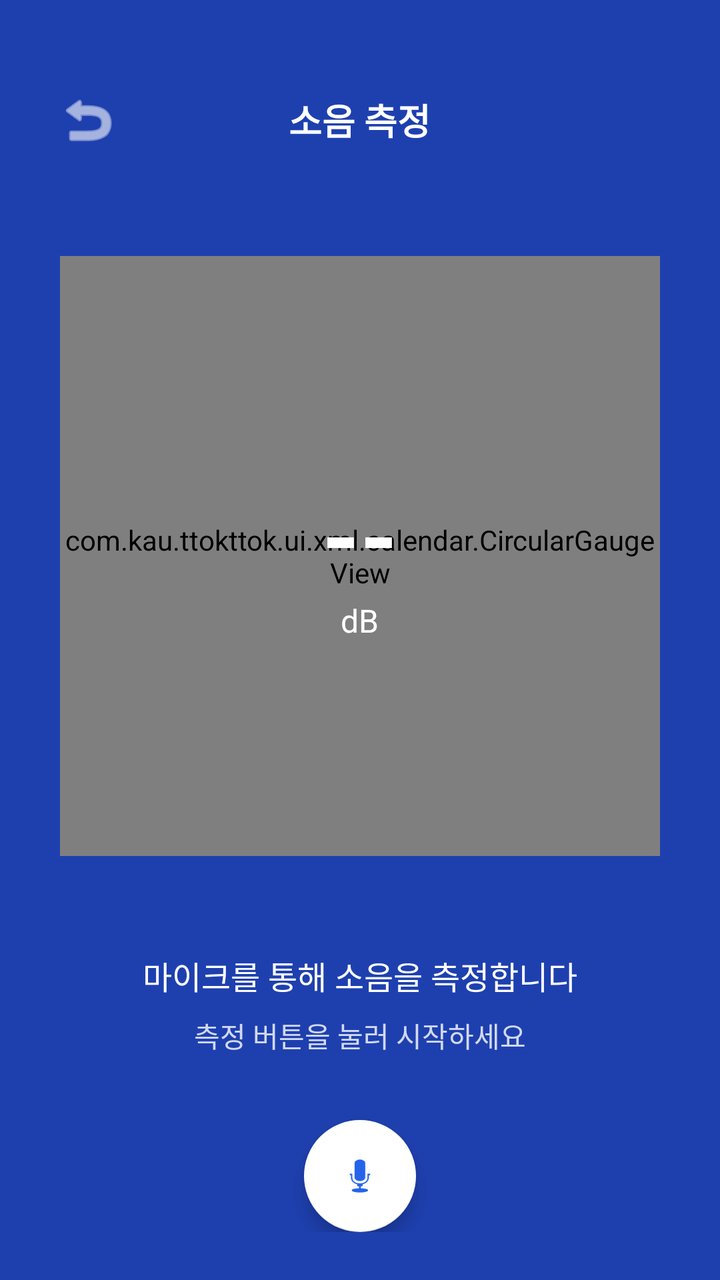
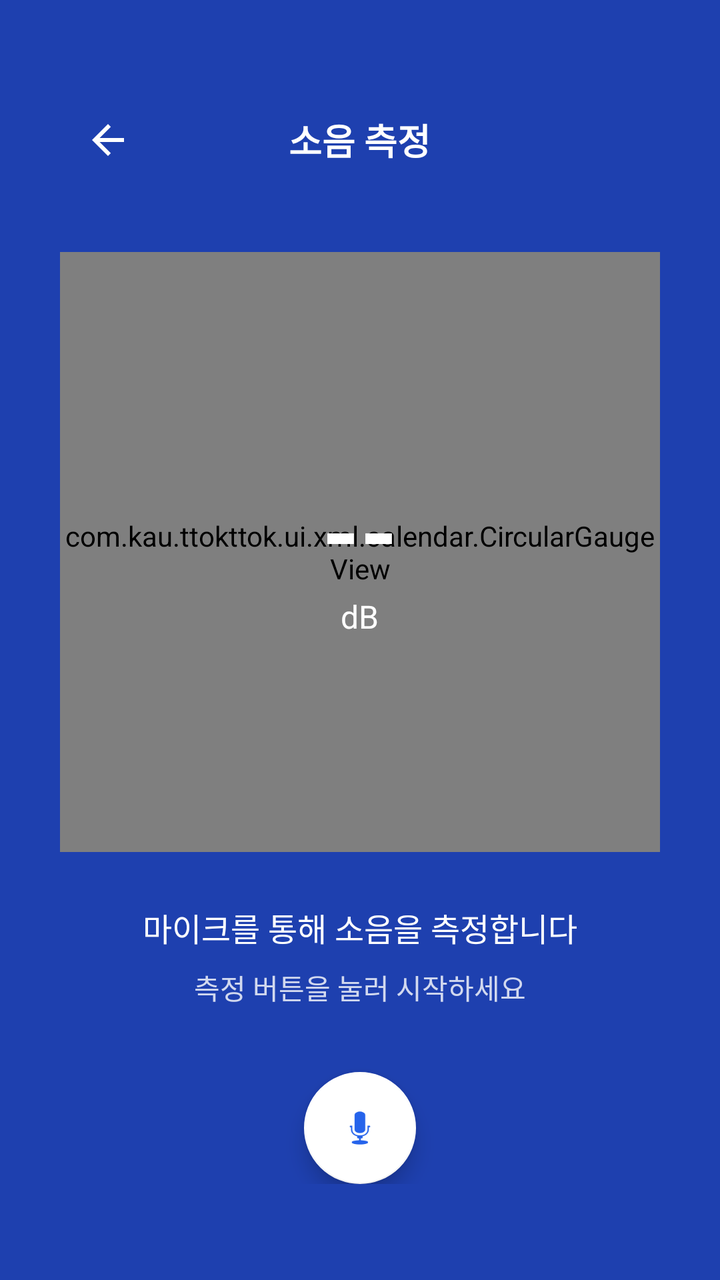

Screens rendered from an Android XML layout before and after an edit, with the pre-edit source and the edit as a unified diff.
<!-- AndroidManifest.xml: application theme Theme.Ttokttok -->
<!-- res/layout/fragment_noise_measurement.xml -->
<?xml version="1.0" encoding="utf-8"?>
<androidx.constraintlayout.widget.ConstraintLayout
    xmlns:android="http://schemas.android.com/apk/res/android"
    xmlns:app="http://schemas.android.com/apk/res-auto"
    android:layout_width="match_parent"
    android:layout_height="match_parent"
    android:background="#1e40af">

    
    <LinearLayout
        android:id="@+id/header"
        android:layout_width="0dp"
        android:layout_height="wrap_content"
        android:orientation="vertical"
        android:padding="24dp"
        app:layout_constraintEnd_toEndOf="parent"
        app:layout_constraintStart_toStartOf="parent"
        app:layout_constraintTop_toTopOf="parent">

        <RelativeLayout
            android:layout_width="match_parent"
            android:layout_height="wrap_content"
            android:layout_marginTop="16dp">

            
            <ImageButton
                android:id="@+id/btnBack"
                android:layout_width="40dp"
                android:layout_height="40dp"
                android:layout_alignParentStart="true"
                android:layout_centerVertical="true"
                android:background="?attr/selectableItemBackgroundBorderless"
                android:contentDescription="뒤로가기"
                android:src="@android:drawable/ic_menu_revert"
                app:tint="@android:color/white" />

            
            <TextView
                android:layout_width="wrap_content"
                android:layout_height="wrap_content"
                android:layout_centerInParent="true"
                android:text="소음 측정"
                android:textColor="@android:color/white"
                android:textSize="18sp"
                android:textStyle="bold" />

        </RelativeLayout>

    </LinearLayout>

    
    <FrameLayout
        android:id="@+id/gauge_container"
        android:layout_width="0dp"
        android:layout_height="0dp"
        app:layout_constraintBottom_toTopOf="@id/bottom_panel"
        app:layout_constraintEnd_toEndOf="parent"
        app:layout_constraintStart_toStartOf="parent"
        app:layout_constraintTop_toBottomOf="@id/header">

        
        <View
            android:layout_width="280dp"
            android:layout_height="280dp"
            android:layout_gravity="center"
            android:background="@drawable/bg_circle_large" />

        
        <com.kau.ttokttok.ui.xml.calendar.CircularGaugeView
            android:id="@+id/circularGauge"
            android:layout_width="300dp"
            android:layout_height="300dp"
            android:layout_gravity="center" />

        <LinearLayout
            android:layout_width="wrap_content"
            android:layout_height="wrap_content"
            android:layout_gravity="center"
            android:gravity="center"
            android:orientation="vertical">

            <TextView
                android:id="@+id/tvCurrentDb"
                android:layout_width="wrap_content"
                android:layout_height="wrap_content"
                android:text="--"
                android:textColor="@android:color/white"
                android:textSize="48sp"
                android:textStyle="bold" />

            <TextView
                android:layout_width="wrap_content"
                android:layout_height="wrap_content"
                android:text="dB"
                android:textColor="@android:color/white"
                android:textSize="16sp" />

        </LinearLayout>

    </FrameLayout>

    
    <LinearLayout
        android:id="@+id/bottom_panel"
        android:layout_width="0dp"
        android:layout_height="wrap_content"
        android:orientation="vertical"
        android:padding="24dp"
        android:gravity="center"
        app:layout_constraintBottom_toBottomOf="parent"
        app:layout_constraintEnd_toEndOf="parent"
        app:layout_constraintStart_toStartOf="parent">

        
        <TextView
            android:layout_width="wrap_content"
            android:layout_height="wrap_content"
            android:text="마이크를 통해 소음을 측정합니다"
            android:textColor="@android:color/white"
            android:textSize="16sp"
            android:gravity="center"
            android:layout_marginBottom="8dp" />

        <TextView
            android:id="@+id/tvSubtitle"
            android:layout_width="wrap_content"
            android:layout_height="wrap_content"
            android:text="측정 버튼을 눌러 시작하세요"
            android:textColor="@android:color/white"
            android:textSize="14sp"
            android:alpha="0.8"
            android:gravity="center"
            android:layout_marginBottom="32dp" />

        
        <com.google.android.material.floatingactionbutton.FloatingActionButton
            android:id="@+id/btnControl"
            android:layout_width="wrap_content"
            android:layout_height="wrap_content"
            android:src="@android:drawable/ic_btn_speak_now"
            app:backgroundTint="@android:color/white"
            app:tint="@color/colorPrimary"
            app:fabSize="normal"
            android:contentDescription="측정 시작" />

        
        <LinearLayout
            android:id="@+id/stats_container"
            android:layout_width="match_parent"
            android:layout_height="wrap_content"
            android:layout_marginTop="32dp"
            android:baselineAligned="false"
            android:orientation="horizontal"
            android:weightSum="3"
            android:visibility="gone">

            <LinearLayout
                android:layout_width="0dp"
                android:layout_height="wrap_content"
                android:layout_weight="1"
                android:gravity="center"
                android:orientation="vertical">

                <TextView
                    android:layout_width="wrap_content"
                    android:layout_height="wrap_content"
                    android:text="최대"
                    android:textColor="@android:color/white"
                    android:textSize="12sp"
                    android:alpha="0.8" />

                <TextView
                    android:id="@+id/tvMaxDb"
                    android:layout_width="wrap_content"
                    android:layout_height="wrap_content"
                    android:text="0dB"
                    android:textColor="@android:color/white"
                    android:textSize="14sp"
                    android:textStyle="bold" />

            </LinearLayout>

            <LinearLayout
                android:layout_width="0dp"
                android:layout_height="wrap_content"
                android:layout_weight="1"
                android:gravity="center"
                android:orientation="vertical">

                <TextView
                    android:layout_width="wrap_content"
                    android:layout_height="wrap_content"
                    android:text="평균"
                    android:textColor="@android:color/white"
                    android:textSize="12sp"
                    android:alpha="0.8" />

                <TextView
                    android:id="@+id/tvAvgDb"
                    android:layout_width="wrap_content"
                    android:layout_height="wrap_content"
                    android:text="0dB"
                    android:textColor="@android:color/white"
                    android:textSize="14sp"
                    android:textStyle="bold" />

            </LinearLayout>

            <LinearLayout
                android:layout_width="0dp"
                android:layout_height="wrap_content"
                android:layout_weight="1"
                android:gravity="center"
                android:orientation="vertical">

                <TextView
                    android:layout_width="wrap_content"
                    android:layout_height="wrap_content"
                    android:text="시간"
                    android:textColor="@android:color/white"
                    android:textSize="12sp"
                    android:alpha="0.8" />

                <TextView
                    android:id="@+id/tvDuration"
                    android:layout_width="wrap_content"
                    android:layout_height="wrap_content"
                    android:text="00:00"
                    android:textColor="@android:color/white"
                    android:textSize="14sp"
                    android:textStyle="bold" />

            </LinearLayout>

        </LinearLayout>

        
        <LinearLayout
            android:id="@+id/recording_actions_container"
            android:layout_width="wrap_content"
            android:layout_height="wrap_content"
            android:layout_marginTop="16dp"
            android:orientation="horizontal"
            android:gravity="center"
            android:visibility="gone">

            
            <com.google.android.material.button.MaterialButton
                android:id="@+id/btnPlayRecording"
                android:layout_width="wrap_content"
                android:layout_height="wrap_content"
                android:layout_marginEnd="8dp"
                android:text="녹음 재생"
                android:textColor="@color/colorPrimary"
                app:icon="@android:drawable/ic_media_play"
                app:iconTint="@color/colorPrimary"
                app:backgroundTint="@android:color/white"
                app:cornerRadius="24dp"
                android:contentDescription="녹음 파일 재생" />

            
            <com.google.android.material.button.MaterialButton
                android:id="@+id/btnComplete"
                android:layout_width="wrap_content"
                android:layout_height="wrap_content"
                android:layout_marginStart="8dp"
                android:text="측정 완료"
                android:textColor="@android:color/white"
                app:icon="@android:drawable/ic_menu_send"
                app:iconTint="@android:color/white"
                app:backgroundTint="@color/colorPrimary"
                app:cornerRadius="24dp"
                android:contentDescription="측정 완료하고 일기 작성" />

        </LinearLayout>

    </LinearLayout>

</androidx.constraintlayout.widget.ConstraintLayout>
<!-- resources referenced by this layout -->
<resources>
  <color name="colorPrimary">#2563eb</color>
  <!-- drawable bg_circle_large (drawable) -->
  <?xml version="1.0" encoding="utf-8"?>
  <shape xmlns:android="http://schemas.android.com/apk/res/android" android:shape="oval">
      <solid android:color="#4080ED" />
      <size android:width="280dp" android:height="280dp" />
  </shape>
  <style name="Theme.Ttokttok" parent="Theme.MaterialComponents.DayNight.NoActionBar">
          
          <item name="colorPrimary">@color/colorPrimary</item>
          <item name="colorPrimaryVariant">#1e40af</item>
          <item name="colorOnPrimary">@color/white</item>
          
          <item name="colorSecondary">@color/teal_200</item>
          <item name="colorSecondaryVariant">@color/teal_700</item>
          <item name="colorOnSecondary">@color/black</item>
          
          <item name="android:statusBarColor">#1e40af</item>
      </style>
  <color name="white">#FFFFFFFF</color>
  <color name="teal_200">#FF03DAC5</color>
  <color name="teal_700">#FF018786</color>
  <color name="black">#FF000000</color>
</resources>

<!-- the commit's change to res/layout/fragment_noise_measurement.xml (unified diff, before → after) -->
@@ -25,13 +25,13 @@
             
             <ImageButton
                 android:id="@+id/btnBack"
-                android:layout_width="40dp"
-                android:layout_height="40dp"
+                android:layout_width="60dp"
+                android:layout_height="60dp"
                 android:layout_alignParentStart="true"
                 android:layout_centerVertical="true"
                 android:background="?attr/selectableItemBackgroundBorderless"
                 android:contentDescription="뒤로가기"
-                android:src="@android:drawable/ic_menu_revert"
+                android:src="@drawable/ic_arrow_left"
                 app:tint="@android:color/white" />
 
             
@@ -105,7 +105,10 @@
         android:layout_width="0dp"
         android:layout_height="wrap_content"
         android:orientation="vertical"
-        android:padding="24dp"
+        android:paddingStart="24dp"
+        android:paddingTop="24dp"
+        android:paddingEnd="24dp"
+        android:paddingBottom="48dp"
         android:gravity="center"
         app:layout_constraintBottom_toBottomOf="parent"
         app:layout_constraintEnd_toEndOf="parent"
<!-- resource entries referenced after the edit -->
@@ -7,6 +7,12 @@
       <solid android:color="#4080ED" />
       <size android:width="280dp" android:height="280dp" />
   </shape>
+  <!-- drawable ic_arrow_left (drawable) -->
+  <vector xmlns:android="http://schemas.android.com/apk/res/android" android:autoMirrored="true" android:height="24dp" android:tint="#000000" android:viewportHeight="24" android:viewportWidth="24" android:width="24dp">
+  
+      <path android:fillColor="@android:color/white" android:pathData="M20,11H7.83l5.59,-5.59L12,4l-8,8 8,8 1.41,-1.41L7.83,13H20v-2z"/>
+  
+  </vector>
   <style name="Theme.Ttokttok" parent="Theme.MaterialComponents.DayNight.NoActionBar">
           
           <item name="colorPrimary">@color/colorPrimary</item>
